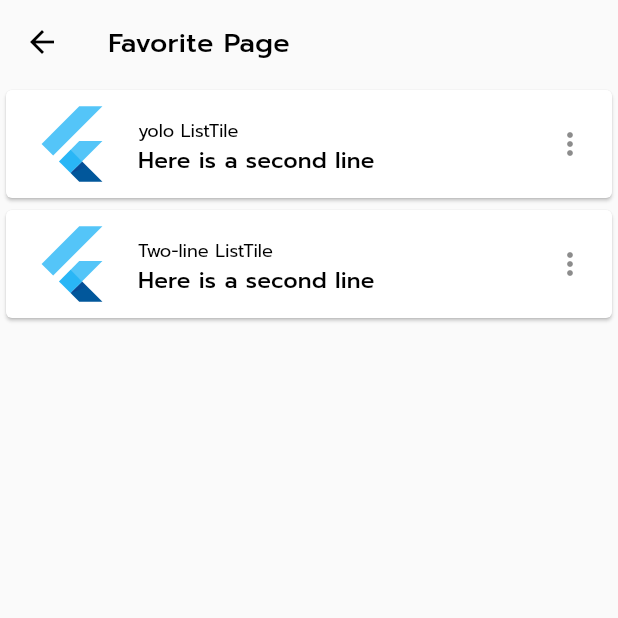
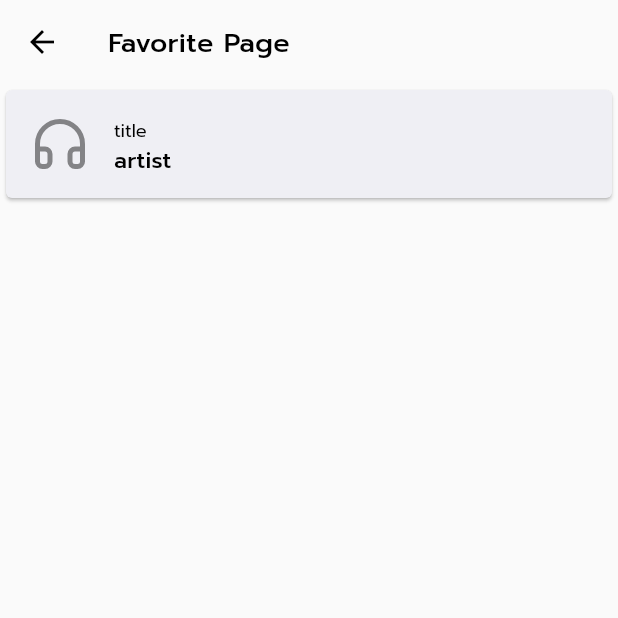
Before and after one commit to pho0m/thap, a Flutter app: the FavoritePage screen opened directly, on a phone screen of 412 x 824 dp, the top half of it. Run offline on Flutter 3.47's test engine with Material 2 defaults, Android fonts, the phone set to English and light mode, and no system bars; our stand-ins replace carousel_slider, flutter_feather_icons.

Commit message:
create list card

```diff
--- a/lib/screens/favorite/favorite_page.dart
+++ b/lib/screens/favorite/favorite_page.dart
@@ -1,5 +1,8 @@
 import 'package:dt_app/theme/constant.dart';
+import 'package:flutter/cupertino.dart';
 import 'package:flutter/material.dart';
+import 'package:flutter/rendering.dart';
+import 'package:flutter_feather_icons/flutter_feather_icons.dart';
 
 class FavoritePage extends StatelessWidget {
   const FavoritePage({Key? key}) : super(key: key);
@@ -10,20 +13,16 @@ class FavoritePage extends StatelessWidget {
     double _height = MediaQuery.of(context).size.height;
     List<Widget> litems = [
       Card(
+        color: CupertinoColors.extraLightBackgroundGray,
         child: ListTile(
-          leading: const FlutterLogo(size: 56.0),
-          title: const Text('yolo ListTile'),
-          subtitle: const Text('Here is a second line'),
-          trailing: const Icon(Icons.more_vert),
-          onTap: () {},
-        ),
-      ),
-      Card(
-        child: ListTile(
-          leading: const FlutterLogo(size: 56.0),
-          title: const Text('Two-line ListTile'),
-          subtitle: const Text('Here is a second line'),
-          trailing: const Icon(Icons.more_vert),
+          leading: const Icon(
+            FeatherIcons.headphones,
+            size: 40.0,
+          ),
+          // leading: const FlutterLogo(size: 56.0),
+          title: const Text('title'),
+          subtitle: const Text('artist'),
+          // trailing: const Icon(Icons.more_vert),
           onTap: () {},
         ),
       ),
```
